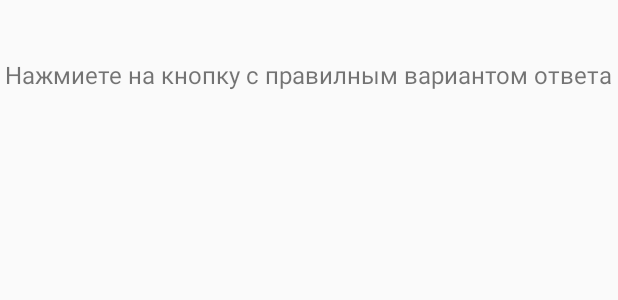
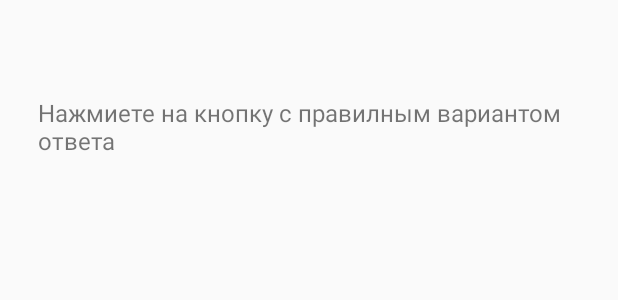
Before and after one commit to Dima1329/Pro_samsung_Room, an Android app: the layout test_layout.xml on its own in the app's theme, with its tools: preview values and no code run, on a phone screen of 412 x 824 dp. Shown: the top 300 px of the screen. Run offline under Robolectric (Android 15) with nearby library versions, the phone set to English and light mode, and no system bars.

Commit message:
Правки от Павла

```diff
--- a/app/src/main/java/com/example/pro_samsung/MainActivity.java
+++ b/app/src/main/java/com/example/pro_samsung/MainActivity.java
@@ -84,7 +84,7 @@ public class MainActivity extends AppCompatActivity {
         if(is_first_launch){
             UploadForTheFirstTimeQuestion uq = new UploadForTheFirstTimeQuestion();
             uq.execute();
-            Toast.makeText(this, "Это первый запуск. Стандартные вопросы загружены", Toast.LENGTH_SHORT).show();
+            Toast.makeText(this, R.string.QLoaded, Toast.LENGTH_SHORT).show();
 
             try {
                 Thread.sleep(100);
@@ -115,7 +115,7 @@ public class MainActivity extends AppCompatActivity {
 
 
                 if(name.isEmpty() || second_name.isEmpty() || school.isEmpty() || clas_s.isEmpty()){
-                    Toast.makeText(getApplicationContext(), "Заполните все поля!", Toast.LENGTH_LONG).show();
+                    Toast.makeText(getApplicationContext(), R.string.EmptyErorr, Toast.LENGTH_LONG).show();
 
                 }else {
                     SharedPreferences.Editor editor = shared.edit();
@@ -144,7 +144,7 @@ public class MainActivity extends AppCompatActivity {
                     Intent i = new Intent(MainActivity.this, CheaterCabinetActivity.class);
                     startActivity(i);
                 } else {
-                    Toast.makeText(getApplicationContext(), "Пароль или логин неверный!", Toast.LENGTH_SHORT).show();
+                    Toast.makeText(getApplicationContext(), R.string.Failed_login, Toast.LENGTH_SHORT).show();
 
                 }
 
--- a/app/src/main/java/com/example/pro_samsung/TestActivity.java
+++ b/app/src/main/java/com/example/pro_samsung/TestActivity.java
@@ -83,7 +83,7 @@ public class TestActivity extends AppCompatActivity {
         clas_s = arguments.get("clas_s").toString();
 
         TextView TextStudent = findViewById(R.id.Name);
-        TextStudent.setText("   Привет, "+name+" "+sec_name + " учащийся(яся) в школе " + school + " из класса " + clas_s +  "!");
+        TextStudent.setText(String.format("   Привет, %s %s учащийся(яся) в школе %s из класса %s!", name, sec_name, school, clas_s));
 
         Ex_name =  findViewById(R.id.Ex_name);
         var1 =  findViewById(R.id.var1);
--- a/app/src/main/java/com/example/pro_samsung/forCheater/AddQuestionActivity.java
+++ b/app/src/main/java/com/example/pro_samsung/forCheater/AddQuestionActivity.java
@@ -45,7 +45,7 @@ public class AddQuestionActivity extends AppCompatActivity {
                 v4 = v4_e.getText().toString().trim();
 
                 if(question.isEmpty()|| v1.isEmpty()|| v2.isEmpty()|| v3.isEmpty()|| v4.isEmpty()|| ans_e.getText().toString().isEmpty()){
-                    Toast.makeText(getApplicationContext(),"Заполните все поля!", Toast.LENGTH_LONG).show();
+                    Toast.makeText(getApplicationContext(),R.string.EmptyErorr, Toast.LENGTH_LONG).show();
                 } else {
                     ans = Integer.parseInt(ans_e.getText().toString().trim());
 
@@ -77,7 +77,7 @@ public class AddQuestionActivity extends AppCompatActivity {
                         Intent i = new Intent(AddQuestionActivity.this, CheaterCabinetActivity.class);
                         startActivity(i);
                     } else {
-                        Toast.makeText(getApplicationContext(),"Ответом должна быть цифра от 1 до 4!", Toast.LENGTH_LONG).show();
+                        Toast.makeText(getApplicationContext(), R.string.EroorrNumOfAns, Toast.LENGTH_LONG).show();
 
                     }
                 }
--- a/app/src/main/java/com/example/pro_samsung/forCheater/CheaterCabinetActivity.java
+++ b/app/src/main/java/com/example/pro_samsung/forCheater/CheaterCabinetActivity.java
@@ -59,6 +59,7 @@ public class CheaterCabinetActivity extends AppCompatActivity{
         cheater_list.setAdapter(adapter);
         Button null_question = findViewById(R.id.null_questions);
         ActionBar actionBar = getSupportActionBar();
+        assert actionBar != null;
         actionBar.setHomeButtonEnabled(true);
         actionBar.setDisplayHomeAsUpEnabled(true);
         null_question.setOnClickListener(new View.OnClickListener() {
--- a/app/src/main/java/com/example/pro_samsung/forCheater/DeleteQuestionActivity.java
+++ b/app/src/main/java/com/example/pro_samsung/forCheater/DeleteQuestionActivity.java
@@ -36,7 +36,7 @@ public class DeleteQuestionActivity extends AppCompatActivity{
                         "Четвёртый вариант ответа: " + question.getVariant4() + "\n" +
                         "Номер правильного варианта ответа: " + question.getAnswer() + "\n");
         builder.setCancelable(false);
-        builder.setPositiveButton("Ок", new DialogInterface.OnClickListener() {
+        builder.setPositiveButton(R.string.cancel_rus, new DialogInterface.OnClickListener() {
             public void onClick(DialogInterface dialog, int id) {
                 Intent i = new Intent(DeleteQuestionActivity.this, CheaterCabinetActivity.class);
                 startActivity(i);
@@ -70,9 +70,9 @@ public class DeleteQuestionActivity extends AppCompatActivity{
                     e.printStackTrace();
                 }
                 if(size == 5){
-                    Toast.makeText(getApplicationContext(), "Вопрос невозможно удалить, так как в списке минимальное количество вопросов!", Toast.LENGTH_LONG).show();
+                    Toast.makeText(getApplicationContext(), R.string.ErorrMinQ, Toast.LENGTH_LONG).show();
                 } else {
-                    Toast.makeText(getApplicationContext(), "Вопрос удалён!", Toast.LENGTH_SHORT).show();
+                    Toast.makeText(getApplicationContext(), R.string.QDeleted, Toast.LENGTH_SHORT).show();
                 }
                 Intent i = new Intent(DeleteQuestionActivity.this, CheaterCabinetActivity.class);
                 startActivity(i);
--- a/app/src/main/java/com/example/pro_samsung/forCheater/LogUpActivity.java
+++ b/app/src/main/java/com/example/pro_samsung/forCheater/LogUpActivity.java
@@ -45,10 +45,10 @@ public class LogUpActivity extends AppCompatActivity {
                 String check_pass = check_pass_e.getText().toString().trim();
 
                 if(old_login.isEmpty() || old_pass.isEmpty() || new_login.isEmpty() || new_pass.isEmpty() || check_pass.isEmpty()){
-                    Toast.makeText(getApplicationContext(), "Заполните все поля!", Toast.LENGTH_LONG).show();
+                    Toast.makeText(getApplicationContext(), R.string.EmptyErorr, Toast.LENGTH_LONG).show();
                 } else {
                     if (!new_pass.equals(check_pass)){
-                        Toast.makeText(getApplicationContext(), "Новые пароли не совпадают!", Toast.LENGTH_LONG).show();
+                        Toast.makeText(getApplicationContext(), R.string.ErorrNonSamePasswords, Toast.LENGTH_LONG).show();
                     } else {
                         SharedPreferences shared = getSharedPreferences("baseSettings", Context.MODE_PRIVATE);
 
@@ -56,7 +56,7 @@ public class LogUpActivity extends AppCompatActivity {
                         String login = shared.getString("login","test@test.ru");
                         String password = shared.getString("password","test");
                         if(!old_login.equals(login) && !old_pass.equals(password)){
-                            Toast.makeText(getApplicationContext(), "Пароль или логин неверный!", Toast.LENGTH_LONG).show();
+                            Toast.makeText(getApplicationContext(), R.string.Failed_login, Toast.LENGTH_LONG).show();
 
                         } else {
                             shared.edit().putString("login", new_login).putString("password", new_pass).apply();
--- a/app/src/main/res/layout/activity_main.xml
+++ b/app/src/main/res/layout/activity_main.xml
@@ -5,7 +5,8 @@
     android:orientation="vertical"
     android:layout_width="match_parent"
     android:layout_height="wrap_content"
-    tools:context=".MainActivity">
+    tools:context=".MainActivity"
+    >
 
 
     <EditText
--- a/app/src/main/res/layout/cheater_layout.xml
+++ b/app/src/main/res/layout/cheater_layout.xml
@@ -4,7 +4,8 @@
 
     android:layout_width="match_parent"
     android:layout_height="match_parent"
-    android:orientation="vertical">
+    android:orientation="vertical"
+    android:padding="50dp">
     <TextView
         android:id="@+id/textView"
         android:layout_width="wrap_content"
--- a/app/src/main/res/layout/result_activity.xml
+++ b/app/src/main/res/layout/result_activity.xml
@@ -1,7 +1,8 @@
 <?xml version="1.0" encoding="utf-8"?>
 <LinearLayout xmlns:android="http://schemas.android.com/apk/res/android"
     android:orientation="vertical" android:layout_width="match_parent"
-    android:layout_height="match_parent">
+    android:layout_height="match_parent"
+    android:padding="25dp">
 
     <View
         android:id="@+id/view"
--- a/app/src/main/res/layout/test_layout.xml
+++ b/app/src/main/res/layout/test_layout.xml
@@ -5,20 +5,21 @@
     android:orientation="vertical"
     android:layout_width="match_parent"
     android:layout_height="wrap_content"
-    tools:context=".MainActivity">
+    tools:context=".MainActivity"
+    android:padding="25dp"
+    >
 
-    <LinearLayout
-        android:layout_width="match_parent"
-        android:orientation="vertical"
-        android:layout_height="wrap_content">
+
 
 
         <TextView
             android:id="@+id/Name"
-            android:layout_width="match_parent"
+            android:layout_width="wrap_content"
             android:layout_height="wrap_content"
             android:textColor="@color/colorPrimaryDark"
-            android:textSize="15sp" />
+            android:textSize="15sp"
+            android:layout_gravity="center_horizontal"
+            />
 
         <View
             android:layout_width="match_parent"
@@ -33,10 +34,10 @@
             android:textSize="16sp" />
 
 
-        <View
-            android:id="@+id/view2"
-            android:layout_width="match_parent"
-            android:layout_height="61dp" />
+    <View
+        android:id="@+id/view2"
+        android:layout_width="match_parent"
+        android:layout_height="37dp" />
 
         <TextView
             android:id="@+id/Ex_name"
@@ -48,10 +49,9 @@
             android:textColor="@color/forDarkText"
             android:textSize="20sp" />
 
-        <View
-            android:layout_width="match_parent"
-            android:layout_height="57dp" />
-    </LinearLayout>
+    <View
+        android:layout_width="match_parent"
+        android:layout_height="30dp" />
 
 
     <Button
```
Also changed, not shown: app/src/main/res/values/strings.xml (+7 -0 lines).
